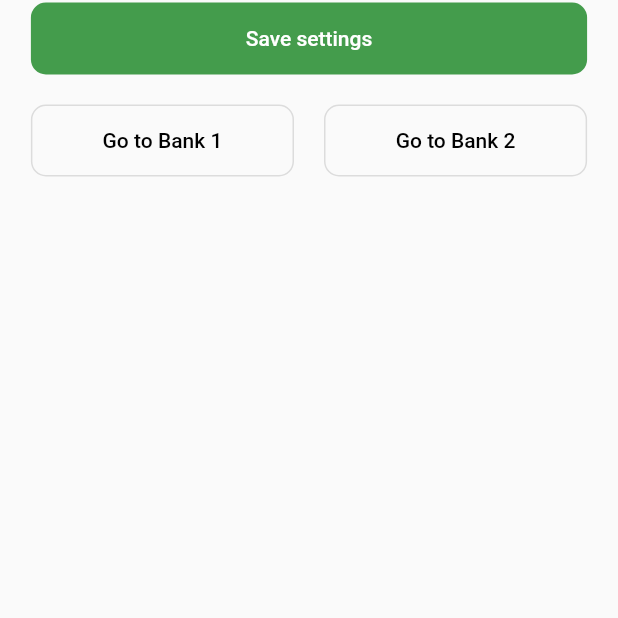
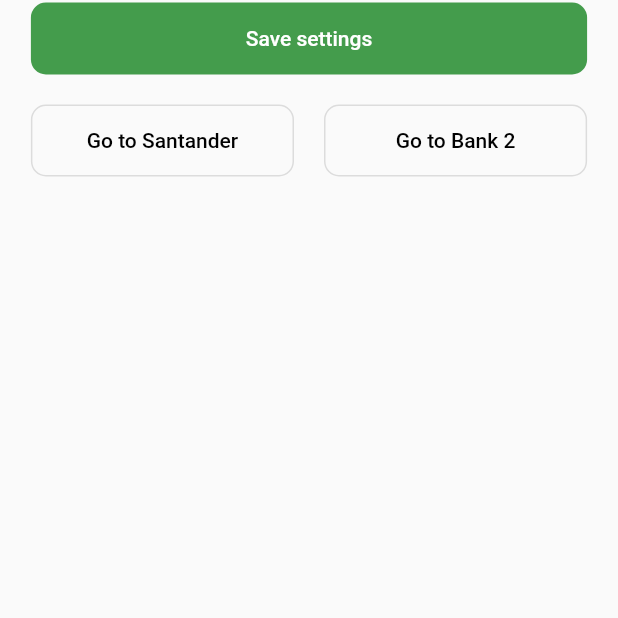
Before and after one commit to marcellocamara/InternetBanking, a Flutter app: the screen it shows after launch, on a phone screen of 412 x 824 dp, the part 470-1088 px from its top. Run offline on Flutter 3.47's test engine with Material 2 defaults, Android fonts, the phone set to English and light mode, and no system bars; our stand-ins replace flutter_bloc, flutter_secure_storage, flutter_svg, lottie.

Commit message:
refactor: changed bank1 var name into santander

```diff
--- a/lib/app/app.routes.dart
+++ b/lib/app/app.routes.dart
@@ -11,7 +11,7 @@ import 'features/splash/splash.page.dart';
 abstract class AppRoutes {
   static const splash = '/';
   static const settings = '/settings';
-  static const bank1 = '/bank1';
+  static const santander = '/santander';
   static const bank2 = '/bank2';
 
   static Route onGenerateRoute(RouteSettings routeSettings) {
@@ -20,7 +20,7 @@ abstract class AppRoutes {
         return MaterialPageRoute(builder: (_) => SplashPage());
       case settings:
         return CupertinoPageRoute(builder: (_) => SettingsPage());
-      case bank1:
+      case santander:
         return CupertinoPageRoute(builder: (_) => SantanderPage());
       case bank2:
         return CupertinoPageRoute(builder: (_) => Bank2Page());
--- a/lib/app/features/settings/settings.page.dart
+++ b/lib/app/features/settings/settings.page.dart
@@ -88,9 +88,9 @@ class SettingsPage extends StatelessWidget {
                             onPressed: state.isCurrentLoading
                                 ? null
                                 : () => Navigator.of(context).pushNamed(
-                                      AppRoutes.bank1,
+                                      AppRoutes.santander,
                                     ),
-                            child: Text('Go to Bank 1'),
+                            child: Text('Go to Santander'),
                           ),
                         ),
                         const SizedBox(width: 20),
```
